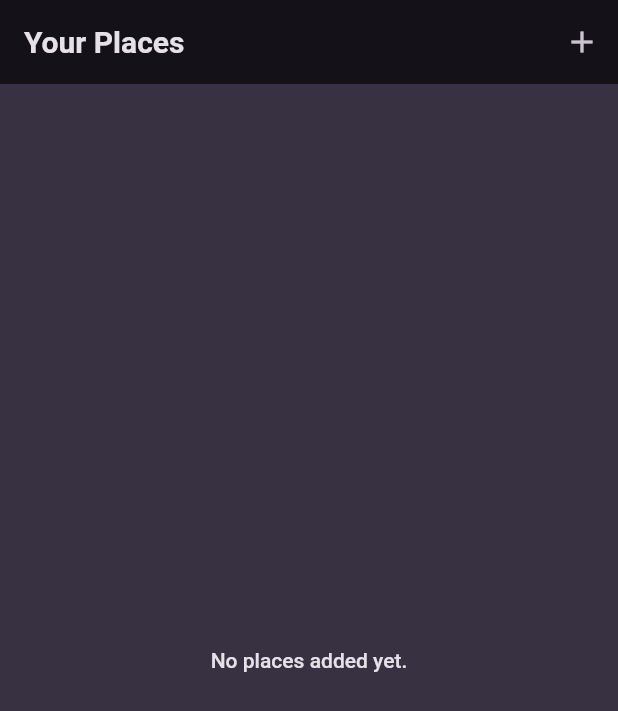
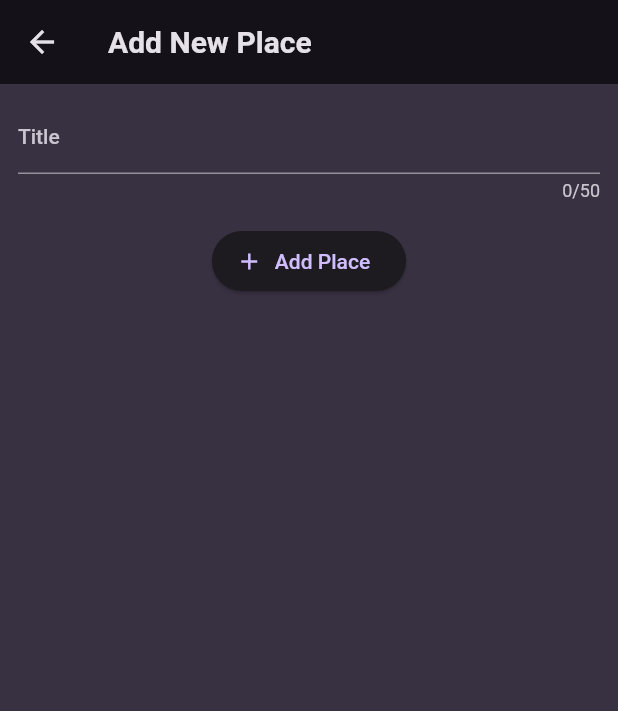
Before and after one commit to eacardenase/flutter-favorite-places, a Flutter app: the screen it shows after launch, after a tap on the "add" icon, on a phone screen of 412 x 824 dp. Shown: the top 711 px of the screen. Run offline on Flutter 3.47's test engine with Material 2 defaults, Android fonts, the phone set to English and light mode, and no system bars; our stand-ins replace google_fonts.

Commit message:
feat: add new place screen and form widget

```diff
--- a/lib/screens/add_place.dart
+++ b/lib/screens/add_place.dart
@@ -0,0 +1,25 @@
+import 'package:favorite_places/widgets/add_new_place_form.dart';
+import 'package:flutter/material.dart';
+
+class AddPlaceScreen extends StatelessWidget {
+  const AddPlaceScreen({
+    super.key,
+  });
+
+  @override
+  Widget build(BuildContext context) {
+    return Scaffold(
+      appBar: AppBar(
+        title: const Text(
+          'Add New Place',
+        ),
+      ),
+      body: const Padding(
+        padding: EdgeInsets.all(
+          12,
+        ),
+        child: NewPlaceForm(),
+      ),
+    );
+  }
+}
--- a/lib/screens/places.dart
+++ b/lib/screens/places.dart
@@ -1,4 +1,5 @@
 import 'package:favorite_places/models/place.dart';
+import 'package:favorite_places/screens/add_place.dart';
 import 'package:favorite_places/widgets/places_list.dart';
 import 'package:flutter/material.dart';
 
@@ -6,6 +7,14 @@ class PlacesScreen extends StatelessWidget {
   const PlacesScreen({
     super.key,
   });
+
+  void _addPlace(BuildContext context) {
+    Navigator.of(context).push(
+      MaterialPageRoute(
+        builder: (context) => const AddPlaceScreen(),
+      ),
+    );
+  }
 
   @override
   Widget build(BuildContext context) {
@@ -29,7 +38,7 @@ class PlacesScreen extends StatelessWidget {
         title: const Text('Your Places'),
         actions: [
           IconButton(
-            onPressed: () {},
+            onPressed: () => _addPlace(context),
             icon: const Icon(
               Icons.add,
             ),
--- /dev/null
+++ b/lib/widgets/add_new_place_form.dart
@@ -0,0 +1,40 @@
+import 'package:flutter/material.dart';
+
+class NewPlaceForm extends StatefulWidget {
+  const NewPlaceForm({super.key});
+
+  @override
+  State<NewPlaceForm> createState() => _NewPlaceFormState();
+}
+
+class _NewPlaceFormState extends State<NewPlaceForm> {
+  @override
+  Widget build(BuildContext context) {
+    return Form(
+        child: Column(
+      children: [
+        TextFormField(
+          maxLength: 50,
+          decoration: const InputDecoration(
+            labelText: 'Title',
+          ),
+          style: TextStyle(
+            color: Theme.of(context).colorScheme.onBackground,
+          ),
+        ),
+        const SizedBox(
+          height: 16,
+        ),
+        ElevatedButton.icon(
+          onPressed: () {},
+          icon: const Icon(
+            Icons.add,
+          ),
+          label: const Text(
+            'Add Place',
+          ),
+        )
+      ],
+    ));
+  }
+}
```
